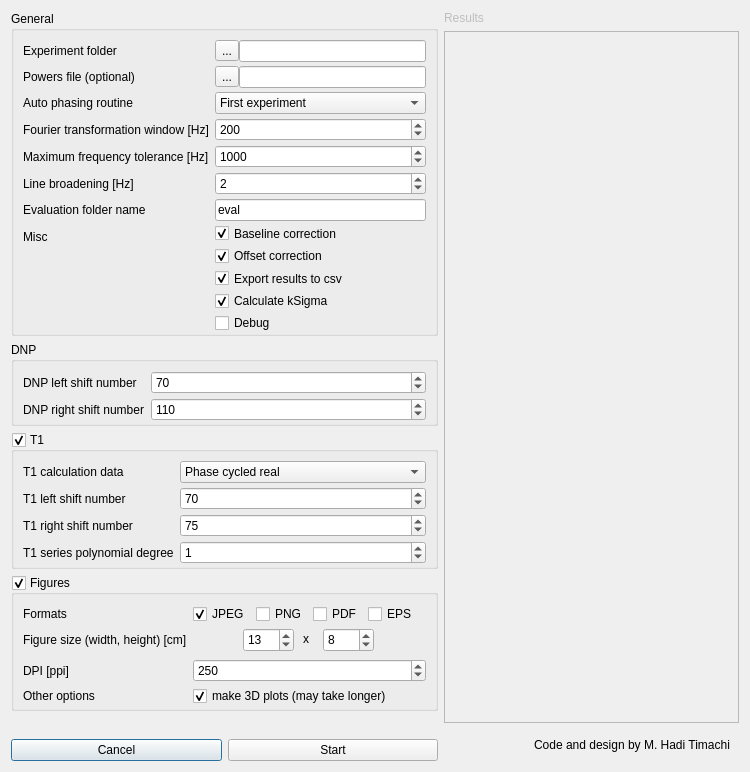
Before: the Qt Designer form ui/DNPyUI.ui in haditim/DNPy, drawn with Qt 5.
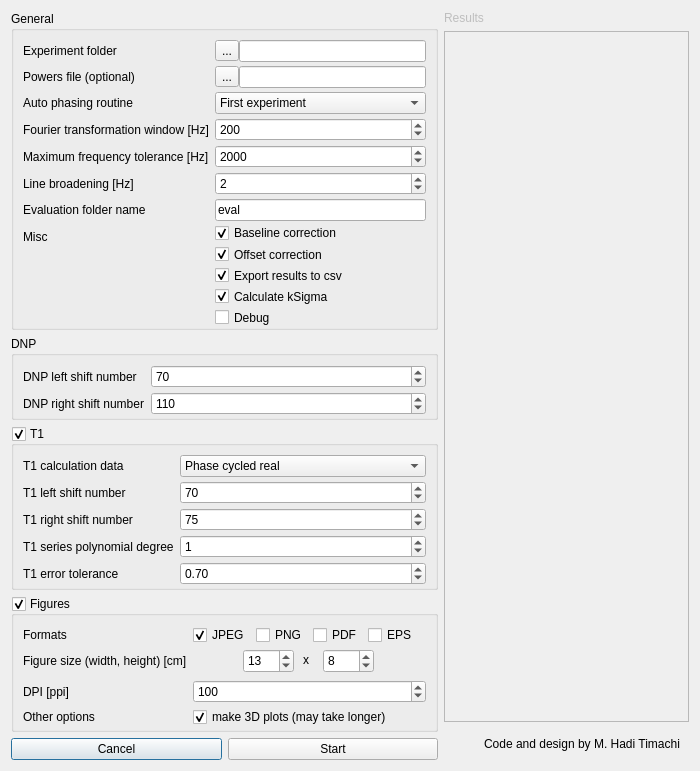
After: the same form once the commit is applied.

Commit message: Completed the phase cycling routine + new features in the UI

Diff of the .ui file:
```diff
--- a/ui/DNPyUI.ui
+++ b/ui/DNPyUI.ui
@@ -6,8 +6,8 @@
    <rect>
     <x>0</x>
     <y>0</y>
-    <width>750</width>
-    <height>772</height>
+    <width>700</width>
+    <height>750</height>
    </rect>
   </property>
   <property name="sizePolicy">
@@ -280,7 +280,7 @@
              <number>100</number>
             </property>
             <property name="value">
-             <number>1000</number>
+             <number>2000</number>
             </property>
            </widget>
           </item>
@@ -477,6 +477,29 @@
             </property>
            </widget>
           </item>
+          <item row="7" column="1">
+           <widget class="QDoubleSpinBox" name="t1ErrorTol">
+            <property name="maximum">
+             <double>5.000000000000000</double>
+            </property>
+            <property name="singleStep">
+             <double>0.100000000000000</double>
+            </property>
+            <property name="value">
+             <double>0.700000000000000</double>
+            </property>
+           </widget>
+          </item>
+          <item row="7" column="0">
+           <widget class="QLabel" name="label_6">
+            <property name="toolTip">
+             <string>T1 experiments with bigger error level will be ignored in kSigma calculations</string>
+            </property>
+            <property name="text">
+             <string>T1 error tolerance </string>
+            </property>
+           </widget>
+          </item>
          </layout>
         </widget>
        </item>
@@ -570,7 +593,7 @@
              <number>10</number>
             </property>
             <property name="value">
-             <number>250</number>
+             <number>100</number>
             </property>
            </widget>
           </item>
```
Left out of the diff: 18 changed lines with no effect on the pictures. The commit also changes 3 other files.
